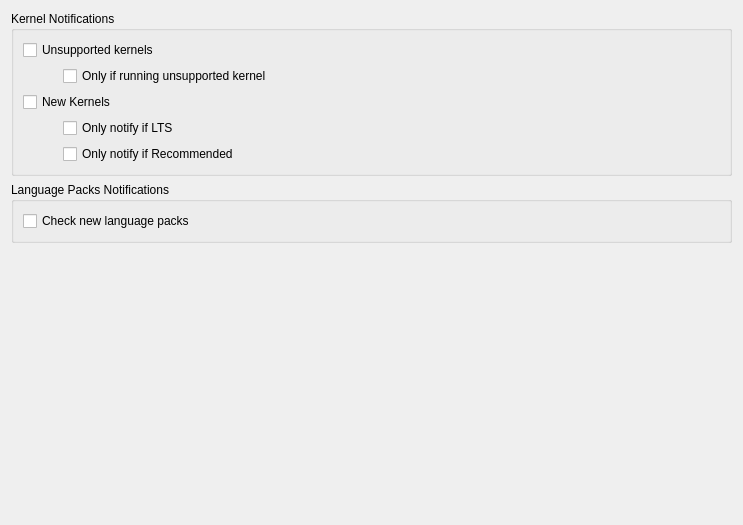
Qt form src/manjaro-settings-manager/pages/page_notifications.ui (manjaro/manjaro-settings-manager) before a commit.
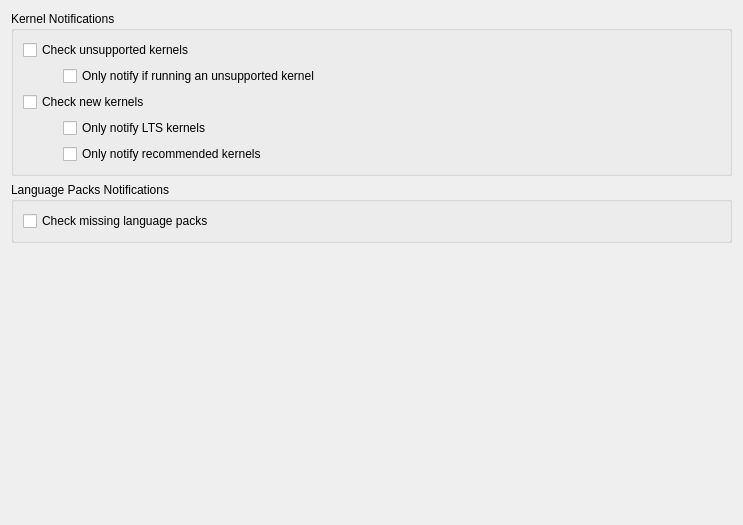
The same form after that commit.

Commit message: Fix notifications and mhwd strings

Diff of the .ui file:
```diff
--- a/src/manjaro-settings-manager/pages/page_notifications.ui
+++ b/src/manjaro-settings-manager/pages/page_notifications.ui
@@ -23,7 +23,7 @@
       <item>
        <widget class="QCheckBox" name="checkUnsupportedKernelBox">
         <property name="text">
-         <string>Unsupported kernels</string>
+         <string>Check unsupported kernels</string>
         </property>
        </widget>
       </item>
@@ -48,7 +48,7 @@
         <item>
          <widget class="QCheckBox" name="checkUnsupportedKernelRunningBox">
           <property name="text">
-           <string>Only if running unsupported kernel</string>
+           <string>Only notify if running an unsupported kernel</string>
           </property>
          </widget>
         </item>
@@ -57,7 +57,7 @@
       <item>
        <widget class="QCheckBox" name="checkNewKernelBox">
         <property name="text">
-         <string>New Kernels</string>
+         <string>Check new kernels</string>
         </property>
        </widget>
       </item>
@@ -82,7 +82,7 @@
         <item>
          <widget class="QCheckBox" name="checkNewKernelLtsBox">
           <property name="text">
-           <string>Only notify if LTS</string>
+           <string>Only notify LTS kernels</string>
           </property>
          </widget>
         </item>
@@ -109,7 +109,7 @@
         <item>
          <widget class="QCheckBox" name="checkNewKernelRecommendedBox">
           <property name="text">
-           <string>Only notify if Recommended</string>
+           <string>Only notify recommended kernels</string>
           </property>
          </widget>
         </item>
@@ -127,7 +127,7 @@
       <item>
        <widget class="QCheckBox" name="checkLanguagePackage">
         <property name="text">
-         <string>Check new language packs</string>
+         <string>Check missing language packs</string>
         </property>
        </widget>
       </item>
```
The commit also changes 1 other file.
